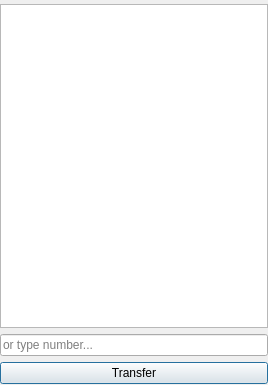
The window that callutilsdialog.ui (savoirfairelinux/jami-client-windows) describes before a commit, drawn with Qt 5.
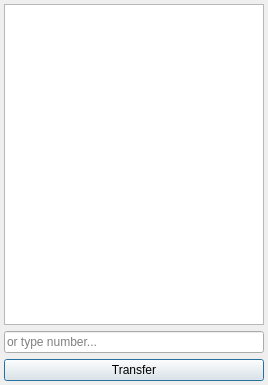
The same window after the commit.

```diff
--- a/callutilsdialog.ui
+++ b/callutilsdialog.ui
@@ -15,16 +15,16 @@
   </property>
   <layout class="QVBoxLayout" name="verticalLayout">
    <property name="leftMargin">
-    <number>0</number>
+    <number>4</number>
    </property>
    <property name="topMargin">
     <number>4</number>
    </property>
    <property name="rightMargin">
-    <number>0</number>
+    <number>4</number>
    </property>
    <property name="bottomMargin">
-    <number>1</number>
+    <number>4</number>
    </property>
    <item>
     <widget class="QListView" name="contactView"/>
```
